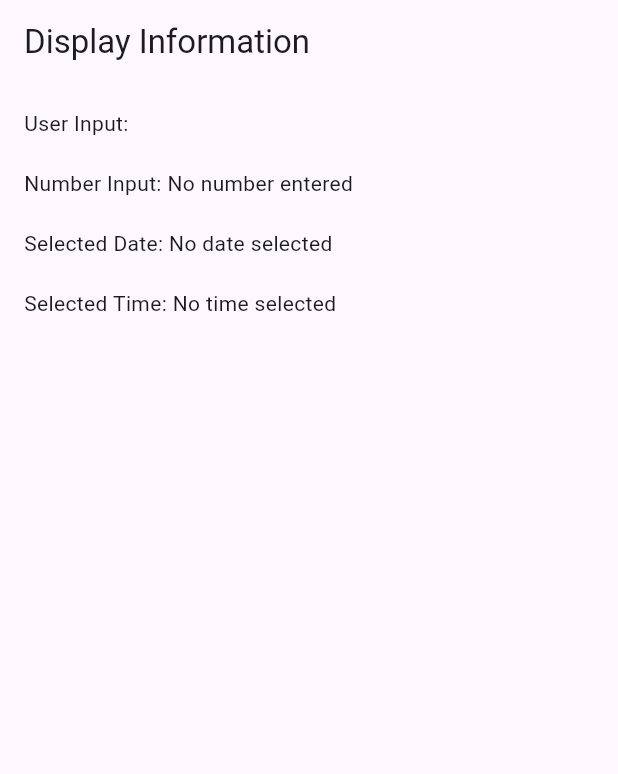
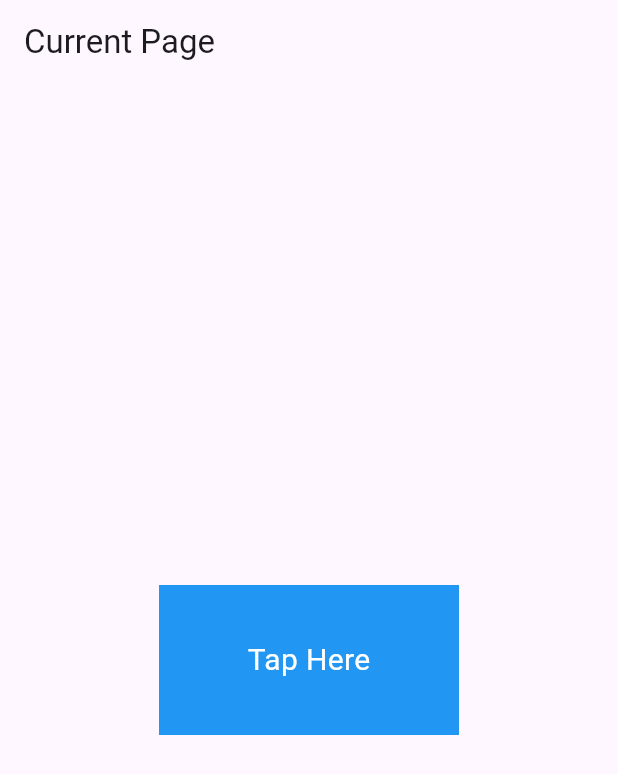
Before and after one commit to Shinigami-7/flutter-pratice, a Flutter app: the screen it shows after launch, on a phone screen of 412 x 824 dp. Shown: the top 774 px of the screen. Run offline on Flutter 3.47's test engine with Material 3 defaults, Android fonts, the phone set to English and light mode, and no system bars.

Commit message:
trying somthing new

```diff
--- a/lib/main.dart
+++ b/lib/main.dart
@@ -13,7 +13,7 @@
       theme: ThemeData(
         primarySwatch: Colors.blue,
       ),
-      home: DisplayScreen(userInput: '',),
+      home: CurrentPage(),
     );
   }
 }
--- a/lib/screen1.dart
+++ b/lib/screen1.dart
@@ -1,38 +1,33 @@
 import 'package:flutter/material.dart';
+import 'package:flutter_pratice/SecondScreen.dart';
 
-class DisplayScreen extends StatelessWidget {
-  final String userInput;
-  final int? numberInput;
-  final TimeOfDay? selectedTime;
-  final DateTime? selectedDate;
-
-  const DisplayScreen({
-    Key? key,
-    required this.userInput,
-    this.numberInput,
-    this.selectedTime,
-    this.selectedDate,
-  }) : super(key: key);
-
+class CurrentPage extends StatelessWidget {
   @override
   Widget build(BuildContext context) {
     return Scaffold(
       appBar: AppBar(
-        title: const Text('Display Information'),
+        title: Text('Current Page'),
       ),
-      body: Padding(
-        padding: const EdgeInsets.all(16.0),
-        child: Column(
-          crossAxisAlignment: CrossAxisAlignment.start,
-          children: [
-            Text('User Input: $userInput'),
-            const SizedBox(height: 20),
-            Text('Number Input: ${numberInput ?? 'No number entered'}'),
-            const SizedBox(height: 20),
-            Text('Selected Date: ${selectedDate != null ? selectedDate!.toLocal().toString().split(' ')[0] : 'No date selected'}'),
-            const SizedBox(height: 20),
-            Text('Selected Time: ${selectedTime != null ? selectedTime!.format(context) : 'No time selected'}'),
-          ],
+      body: Center(
+        child: GestureDetector(
+          onTap: () {
+            // Navigate to the next page
+            Navigator.push(
+              context,
+              MaterialPageRoute(builder: (context) => Secondscreen()),
+            );
+          },
+          child: Container(
+            height: 100,
+            width: 200,
+            color: Colors.blue,
+            child: Center(
+              child: Text(
+                'Tap Here',
+                style: TextStyle(color: Colors.white, fontSize: 20),
+              ),
+            ),
+          ),
         ),
       ),
     );
```
Also changed, not shown: lib/SecondScreen.dart (added, +14 -0 lines), lib/screen2.dart (deleted, +0 -56 lines), lib/screen3.dart (deleted, +0 -56 lines), lib/screen4.dart (deleted, +0 -79 lines).
